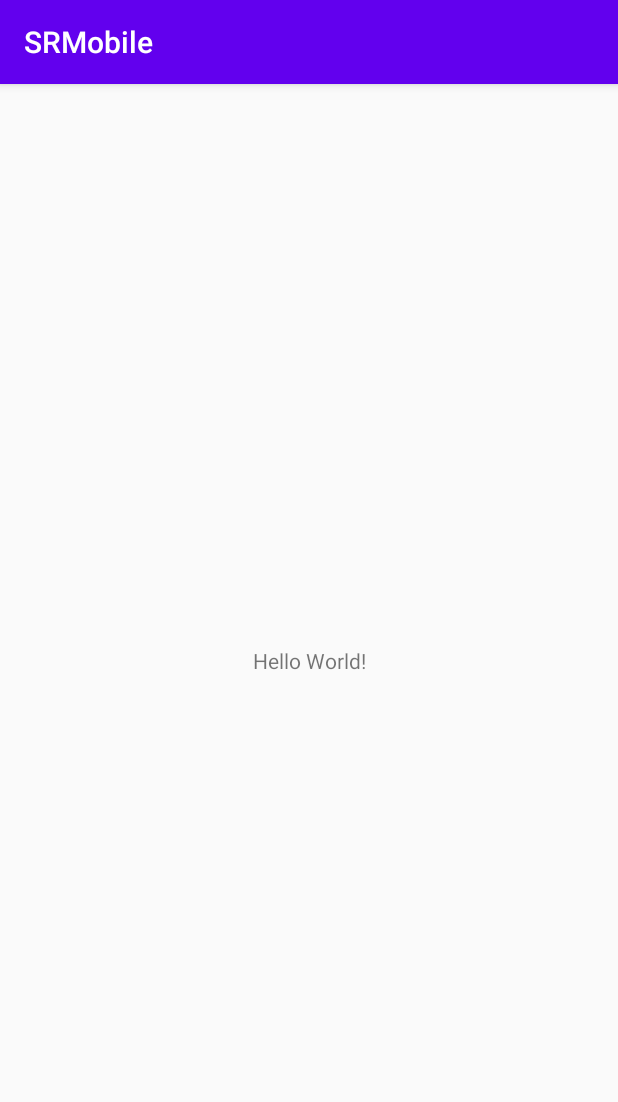
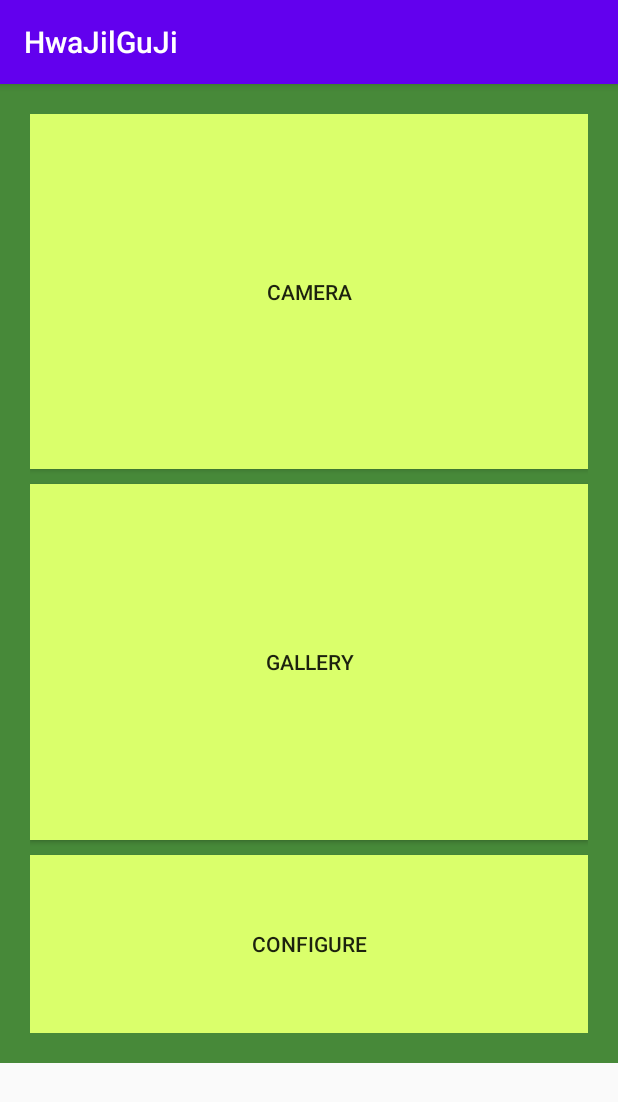
Before and after one commit to MP-TermProject/HwajilGuji, an Android app: the screen it shows after launch (MainActivity), on a phone screen of 412 x 824 dp. Shown: the top 1102 px of the screen. Run offline under Robolectric (Android 15) with nearby library versions, the phone set to English and light mode, and no system bars.

Commit message:
OutlineDesign
Outline Designed by Single Activity based

```diff
--- a/SRMobile/app/build.gradle
+++ b/SRMobile/app/build.gradle
@@ -6,7 +6,7 @@ android {
 
     defaultConfig {
         applicationId "com.example.srmobile"
-        minSdkVersion 19
+        minSdkVersion 21
         targetSdkVersion 29
         versionCode 1
         versionName "1.0"
@@ -29,6 +29,7 @@ dependencies {
     implementation 'org.pytorch:pytorch_android_torchvision:1.3.0'
     implementation 'androidx.appcompat:appcompat:1.1.0'
     implementation 'androidx.constraintlayout:constraintlayout:1.1.3'
+    implementation 'androidx.legacy:legacy-support-v4:1.0.0'
     testImplementation 'junit:junit:4.12'
     androidTestImplementation 'androidx.test.ext:junit:1.1.1'
     androidTestImplementation 'androidx.test.espresso:espresso-core:3.2.0'
--- /dev/null
+++ b/SRMobile/app/src/main/java/com/example/srmobile/CameraAction.java
@@ -0,0 +1,66 @@
+package com.example.srmobile;
+
+import android.os.Bundle;
+
+import androidx.fragment.app.Fragment;
+
+import android.view.LayoutInflater;
+import android.view.View;
+import android.view.ViewGroup;
+import android.widget.Toast;
+
+
+/**
+ * A simple {@link Fragment} subclass.
+ * Use the {@link CameraAction#newInstance} factory method to
+ * create an instance of this fragment.
+ */
+public class CameraAction extends Fragment {
+    // TODO: Rename parameter arguments, choose names that match
+    // the fragment initialization parameters, e.g. ARG_ITEM_NUMBER
+    private static final String ARG_PARAM1 = "param1";
+    private static final String ARG_PARAM2 = "param2";
+
+    // TODO: Rename and change types of parameters
+    private String mParam1;
+    private String mParam2;
+
+    public CameraAction() {
+        // Required empty public constructor
+    }
+
+    /**
+     * Use this factory method to create a new instance of
+     * this fragment using the provided parameters.
+     *
+     * @param param1 Parameter 1.
+     * @param param2 Parameter 2.
+     * @return A new instance of fragment CameraAction.
+     */
+    // TODO: Rename and change types and number of parameters
+    public static CameraAction newInstance(String param1, String param2) {
+        CameraAction fragment = new CameraAction();
+        Bundle args = new Bundle();
+        args.putString(ARG_PARAM1, param1);
+        args.putString(ARG_PARAM2, param2);
+        fragment.setArguments(args);
+        return fragment;
+    }
+
+    @Override
+    public void onCreate(Bundle savedInstanceState) {
+        super.onCreate(savedInstanceState);
+        if (getArguments() != null) {
+            mParam1 = getArguments().getString(ARG_PARAM1);
+            mParam2 = getArguments().getString(ARG_PARAM2);
+        }
+    }
+
+    @Override
+    public View onCreateView(LayoutInflater inflater, ViewGroup container,
+                             Bundle savedInstanceState) {
+        // Inflate the layout for this fragment
+        Toast.makeText(getActivity().getApplicationContext(),"카메라",Toast.LENGTH_SHORT).show();
+        return inflater.inflate(R.layout.fragment_camera_action, container, false);
+    }
+}
--- /dev/null
+++ b/SRMobile/app/src/main/java/com/example/srmobile/ImageSelectionWay.java
@@ -0,0 +1,79 @@
+package com.example.srmobile;
+
+import android.os.Bundle;
+
+import androidx.fragment.app.Fragment;
+
+import android.view.LayoutInflater;
+import android.view.View;
+import android.view.ViewGroup;
+import android.widget.Button;
+
+
+/**
+ * A simple {@link Fragment} subclass.
+ * Use the {@link ImageSelectionWay#newInstance} factory method to
+ * create an instance of this fragment.
+ */
+public class ImageSelectionWay extends Fragment {
+    // TODO: Rename parameter arguments, choose names that match
+    // the fragment initialization parameters, e.g. ARG_ITEM_NUMBER
+    private static final String ARG_PARAM1 = "param1";
+    private static final String ARG_PARAM2 = "param2";
+
+    // TODO: Rename and change types of parameters
+    private String mParam1;
+    private String mParam2;
+    private Button cameraBtn;
+    private Button galleryBtn;
+    private Button configureBtn;
+    public ImageSelectionWay() {
+        // Required empty public constructor
+    }
+
+    /**
+     * Use this factory method to create a new instance of
+     * this fragment using the provided parameters.
+     *
+     * @param param1 Parameter 1.
+     * @param param2 Parameter 2.
+     * @return A new instance of fragment ImageSelectionWay.
+     */
+    // TODO: Rename and change types and number of parameters
+    public static ImageSelectionWay newInstance(String param1, String param2) {
+        ImageSelectionWay fragment = new ImageSelectionWay();
+        Bundle args = new Bundle();
+        args.putString(ARG_PARAM1, param1);
+        args.putString(ARG_PARAM2, param2);
+        fragment.setArguments(args);
+        return fragment;
+    }
+
+    @Override
+    public void onCreate(Bundle savedInstanceState) {
+        super.onCreate(savedInstanceState);
+        if (getArguments() != null) {
+            mParam1 = getArguments().getString(ARG_PARAM1);
+            mParam2 = getArguments().getString(ARG_PARAM2);
+        }
+    }
+    MainActivity mainActivity;
+    @Override
+    public View onCreateView(LayoutInflater inflater, ViewGroup container,
+                             Bundle savedInstanceState) {
+        // Inflate the layout for this fragment
+        mainActivity = (MainActivity)getActivity();
+        ViewGroup selectionPage= (ViewGroup) inflater.inflate(R.layout.fragment_image_selection_way, container, false);
+        cameraBtn = selectionPage.findViewById(R.id.cameraBtn);
+        galleryBtn = selectionPage.findViewById(R.id.galleryBtn);
+        configureBtn = selectionPage.findViewById(R.id.configureBtn);
+
+        cameraBtn.setOnClickListener(new View.OnClickListener() {
+            @Override
+            public void onClick(View v) {
+                mainActivity.setFragment(2);
+            }
+        });
+        return selectionPage;
+    }
+}
--- a/SRMobile/app/src/main/java/com/example/srmobile/MainActivity.java
+++ b/SRMobile/app/src/main/java/com/example/srmobile/MainActivity.java
@@ -1,14 +1,57 @@
 package com.example.srmobile;
 
+import androidx.annotation.Nullable;
 import androidx.appcompat.app.AppCompatActivity;
+import androidx.fragment.app.Fragment;
 
+import android.content.Intent;
+import android.graphics.Camera;
 import android.os.Bundle;
+import android.util.Log;
+import android.widget.Toast;
+
+import java.util.HashMap;
+import java.util.List;
 
 public class MainActivity extends AppCompatActivity {
-
+    int cameraRequestCode = 100;
+    int imageConvertRequestCode = 101;
+    ImageSelectionWay selectionWay;//id==1
+    CameraAction cameraAction;//id==2
+    Preprocess preprocess;//id==3
+    Processing processing;//id==4
+    ResultPage resultPage;//id==5
+    HashMap<Integer,Fragment> fragmentHashMap;
     @Override
     protected void onCreate(Bundle savedInstanceState) {
         super.onCreate(savedInstanceState);
         setContentView(R.layout.activity_main);
+        selectionWay = new ImageSelectionWay();
+        cameraAction = new CameraAction();
+        fragmentHashMap=new HashMap<>();
+        fragmentHashMap.put(1, selectionWay);
+        fragmentHashMap.put(2, cameraAction);
+        //fragmentHashMap.put(3, preprocess);
+        //fragmentHashMap.put(4, processing);
+        //fragmentHashMap.put(5, resultPage);
+        getSupportFragmentManager().beginTransaction().add(R.id.main_layout,selectionWay).commit();
+    }
+    /*code 101_1 : convert process complete.
+    * code 101_2 : convert process failed
+    *
+    *
+    *
+    * */
+    @Override
+    protected void onActivityResult(int requestCode, int resultCode, @Nullable Intent data) {
+        super.onActivityResult(requestCode, resultCode, data);
+    }
+    public int setFragment(int fragment_id){
+        if(fragmentHashMap.containsKey(fragment_id)) {
+            Fragment f = fragmentHashMap.get(fragment_id);
+            getSupportFragmentManager().beginTransaction().replace(R.id.main_layout, f).commit();
+        }
+        Toast.makeText(getApplicationContext(),"해당 화면을 찾을 수 없습니다.",Toast.LENGTH_SHORT).show();
+        return 0;
     }
 }
--- a/SRMobile/app/src/main/res/layout/activity_main.xml
+++ b/SRMobile/app/src/main/res/layout/activity_main.xml
@@ -6,13 +6,25 @@
     android:layout_height="match_parent"
     tools:context=".MainActivity">
 
-    <TextView
-        android:layout_width="wrap_content"
-        android:layout_height="wrap_content"
-        android:text="Hello World!"
-        app:layout_constraintBottom_toBottomOf="parent"
-        app:layout_constraintLeft_toLeftOf="parent"
-        app:layout_constraintRight_toRightOf="parent"
-        app:layout_constraintTop_toTopOf="parent" />
+    <LinearLayout
+        android:orientation="vertical"
+        android:layout_width="match_parent"
+        android:layout_height="match_parent"
+        android:weightSum="1">
+        <LinearLayout
+            android:id="@+id/main_layout"
+            android:orientation="vertical"
+            android:layout_width="match_parent"
+            android:layout_height="0dp"
+            android:layout_weight="0.85">
+        </LinearLayout>
+        <LinearLayout
+            android:id="@+id/process_layout"
+            android:orientation="vertical"
+            android:layout_width="match_parent"
+            android:layout_height="0dp"
+            android:layout_weight="0.15">
+        </LinearLayout>
+    </LinearLayout>
 
 </androidx.constraintlayout.widget.ConstraintLayout>
--- /dev/null
+++ b/SRMobile/app/src/main/res/layout/fragment_image_selection_way.xml
@@ -0,0 +1,37 @@
+<?xml version="1.0" encoding="utf-8"?>
+<LinearLayout xmlns:android="http://schemas.android.com/apk/res/android"
+    xmlns:tools="http://schemas.android.com/tools"
+    android:layout_width="match_parent"
+    android:layout_height="match_parent"
+    tools:context=".ImageSelectionWay"
+    android:orientation="vertical"
+    android:padding="20dp"
+    android:background="@color/birdOutside"
+    android:weightSum="1">
+
+    <!-- TODO: Update blank fragment layout -->
+    <Button
+        android:id="@+id/cameraBtn"
+        android:text="Camera"
+        android:layout_width="match_parent"
+        android:layout_height="0dp"
+        android:layout_weight="0.4"
+        android:layout_marginBottom="10dp"
+        android:background="@color/birdInside"/>
+    <Button
+        android:id="@+id/galleryBtn"
+        android:text="Gallery"
+        android:layout_width="match_parent"
+        android:layout_height="0dp"
+        android:layout_weight="0.4"
+        android:layout_marginBottom="10dp"
+        android:background="@color/birdInside"/>
+    <Button
+        android:id="@+id/configureBtn"
+        android:text="Configure"
+        android:layout_width="match_parent"
+        android:layout_height="0dp"
+        android:layout_weight="0.2"
+        android:background="@color/birdInside"/>
+
+</LinearLayout>
--- a/SRMobile/app/src/main/res/values/colors.xml
+++ b/SRMobile/app/src/main/res/values/colors.xml
@@ -3,4 +3,6 @@
     <color name="colorPrimary">#6200EE</color>
     <color name="colorPrimaryDark">#3700B3</color>
     <color name="colorAccent">#03DAC5</color>
+    <color name="birdOutside">#478939</color>
+    <color name="birdInside">#DAFF6B</color>
 </resources>
--- a/SRMobile/app/src/main/res/values/strings.xml
+++ b/SRMobile/app/src/main/res/values/strings.xml
@@ -1,3 +1,6 @@
 <resources>
-    <string name="app_name">SRMobile</string>
+    <string name="app_name">HwaJilGuJi</string>
+
+    <!-- TODO: Remove or change this placeholder text -->
+    <string name="hello_blank_fragment">Hello blank fragment</string>
 </resources>
```
Also changed, not shown: SRMobile/app/src/main/java/com/example/srmobile/Preprocess.java (added, +64 -0 lines), SRMobile/app/src/main/java/com/example/srmobile/Processing.java (added, +64 -0 lines), SRMobile/app/src/main/java/com/example/srmobile/ResultPage.java (added, +64 -0 lines), SRMobile/app/src/main/res/layout/fragment_camera_action.xml (added, +14 -0 lines), SRMobile/app/src/main/res/layout/fragment_preprocess.xml (added, +14 -0 lines), SRMobile/app/src/main/res/layout/fragment_processing.xml (added, +14 -0 lines), SRMobile/app/src/main/res/layout/fragment_result_page.xml (added, +14 -0 lines).
